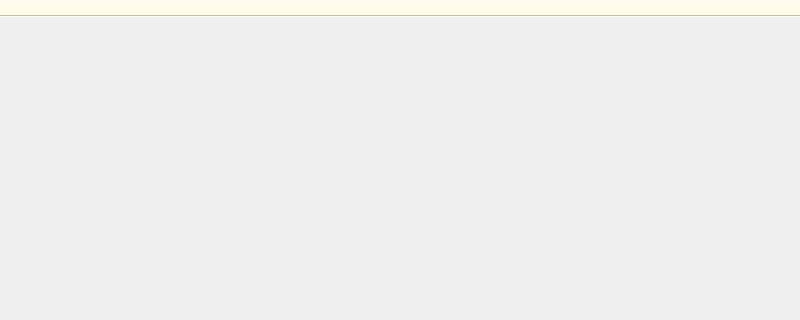
The window that FlowIt/Bronbestanden/flowit.ui (BM4GIT/DeviceLib) describes before a commit, drawn with Qt 5; both pictures show x 0 to 800 and y 0 to 320 of the 800 by 600 pixel window.
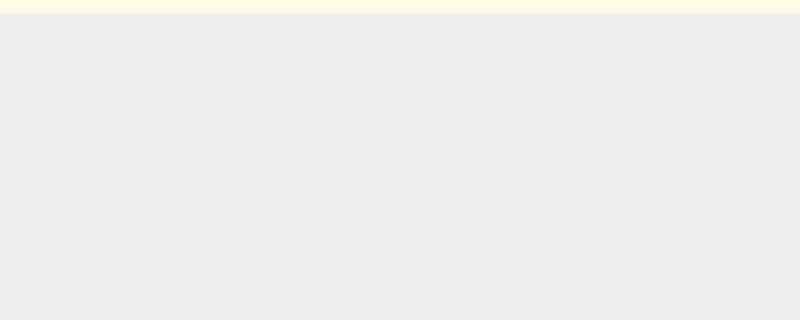
The same window after the commit. Icons and pictures are not drawn.

```diff
--- a/FlowIt/Bronbestanden/flowit.ui
+++ b/FlowIt/Bronbestanden/flowit.ui
@@ -27,6 +27,7 @@
    </property>
    <property name="styleSheet">
     <string notr="true">background-color: rgb(255, 251, 230);
+border-color: rgb(255, 251, 230);
 color: rgb(71, 71, 71);
 font: 75 14pt &quot;MS Shell Dlg 2&quot;;</string>
    </property>
```
